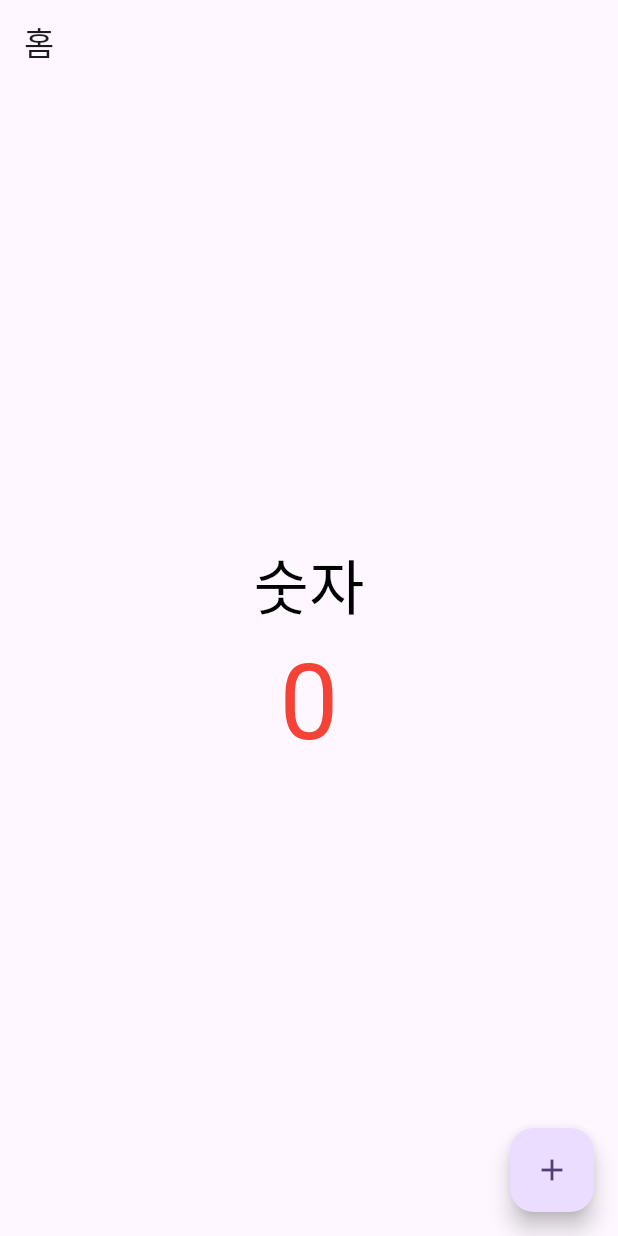
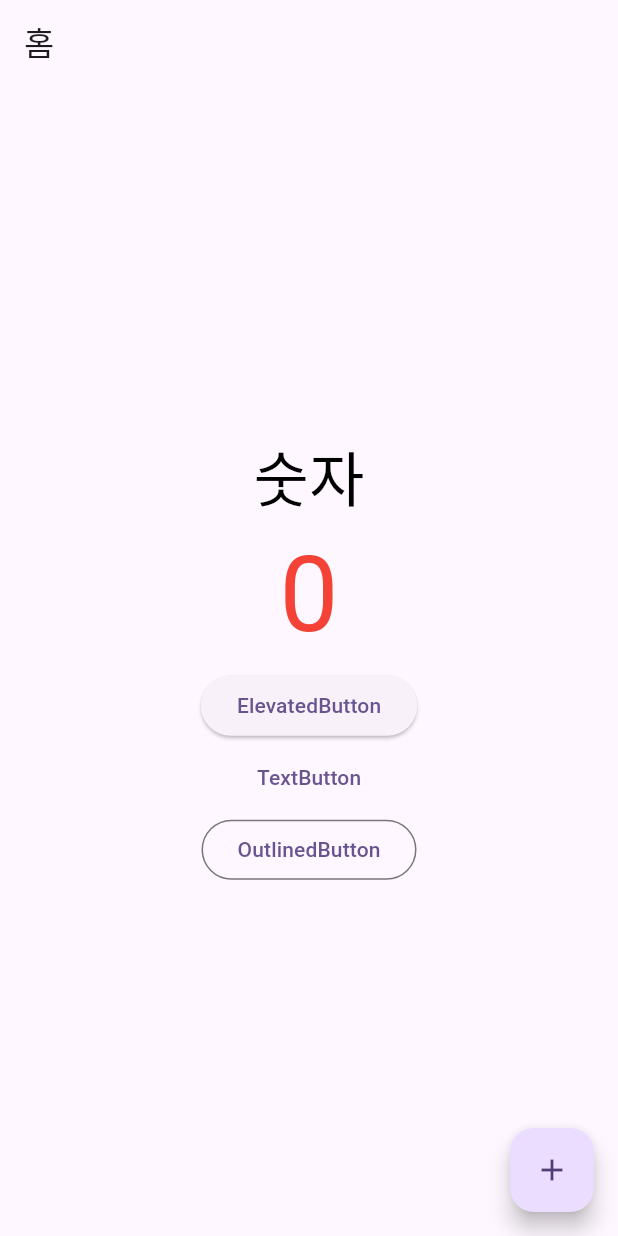
Before and after one commit to beomq/first_flutter_app, a Flutter app: the screen it shows after launch, on a phone screen of 412 x 824 dp. Run offline on Flutter 3.47's test engine with Material 2 defaults, Android fonts, the phone set to English and light mode, and no system bars.

Commit message:
020.여러가지 버튼

```diff
--- a/lib/main.dart
+++ b/lib/main.dart
@@ -55,6 +55,18 @@ class _MyHomePageState extends State<MyHomePage> {
                 fontSize: 70,
               ),
             ),
+            ElevatedButton(
+              onPressed: () {},
+              child: Text('ElevatedButton'),
+            ),
+            TextButton(
+              onPressed: () {},
+              child: Text('TextButton'),
+            ),
+            OutlinedButton(
+              onPressed: () {},
+              child: Text('OutlinedButton'),
+            )
           ],
         ),
       ),
```
